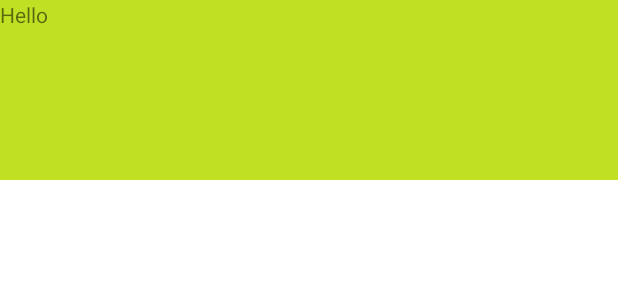
After one commit to zeroHone/DumpTruck, an Android app: the layout nav_header.xml on its own in the app's theme, with its tools: preview values and no code run, on a phone screen of 412 x 824 dp. The commit adds this screen. Shown: the top 300 px of the screen. Run offline under Robolectric (Android 15) with nearby library versions, the phone set to English and light mode, and no system bars.

Commit message:
12/28/2021-13:14

```diff
--- /dev/null
+++ b/app/src/main/res/layout/nav_header.xml
@@ -0,0 +1,13 @@
+<?xml version="1.0" encoding="utf-8"?>
+<LinearLayout xmlns:android="http://schemas.android.com/apk/res/android"
+    android:orientation="vertical"
+    android:layout_width="match_parent"
+    android:background="@color/header_background"
+    android:layout_height="120dp">
+
+    <TextView
+        android:id="@+id/textView"
+        android:layout_width="match_parent"
+        android:layout_height="wrap_content"
+        android:text="Hello" />
+</LinearLayout>
--- a/app/src/main/res/values/colors.xml
+++ b/app/src/main/res/values/colors.xml
@@ -7,4 +7,6 @@
     <color name="teal_700">#FF018786</color>
     <color name="black">#FF000000</color>
     <color name="white">#FFFFFFFF</color>
+    <color name="header_background">#C0E123</color>
+
 </resources>
--- a/app/src/main/res/values/strings.xml
+++ b/app/src/main/res/values/strings.xml
@@ -1,3 +1,9 @@
 <resources>
     <string name="app_name">DumpTruck</string>
+    <string name="open">open</string>
+    <string name="close">close</string>
+    <string name="menu_setting">تنظیمات</string>
+    <string name="menu_liveData">مشاهده داده</string>
+
+
 </resources>
```
Also changed, not shown: app/src/main/java/com/example/dumptruck/MainActivity.kt (+37 -0 lines), app/src/main/res/drawable/ic_menu_24.xml (added, +10 -0 lines), app/src/main/res/drawable/ic_scooter_24.xml (added, +16 -0 lines), app/src/main/res/drawable/ic_settings_24.xml (added, +10 -0 lines), app/src/main/res/layout/activity_main.xml (+15 -8 lines), app/src/main/res/menu/nav_menu.xml (added, +17 -0 lines).
